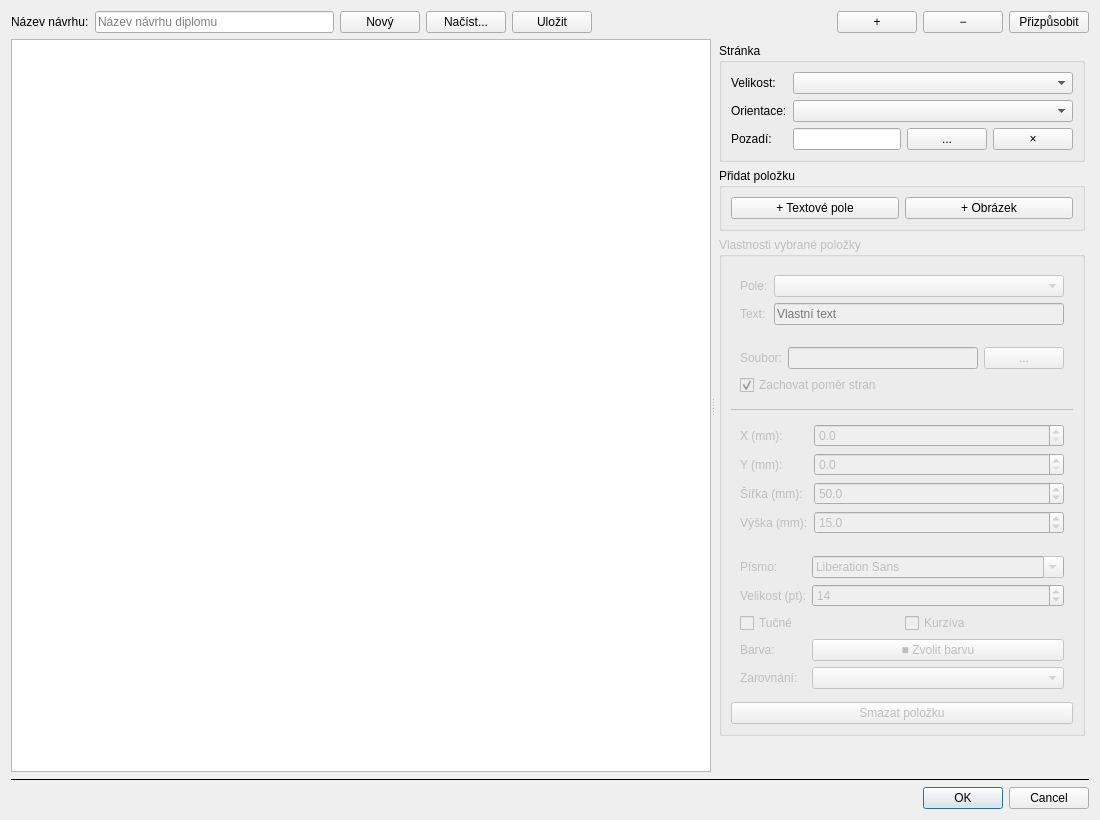
The window that quickevent/app/quickevent/src/awarddesigner/awarddesignerdialog.ui (arnost00/quickbox) describes before a commit, drawn with Qt 5.
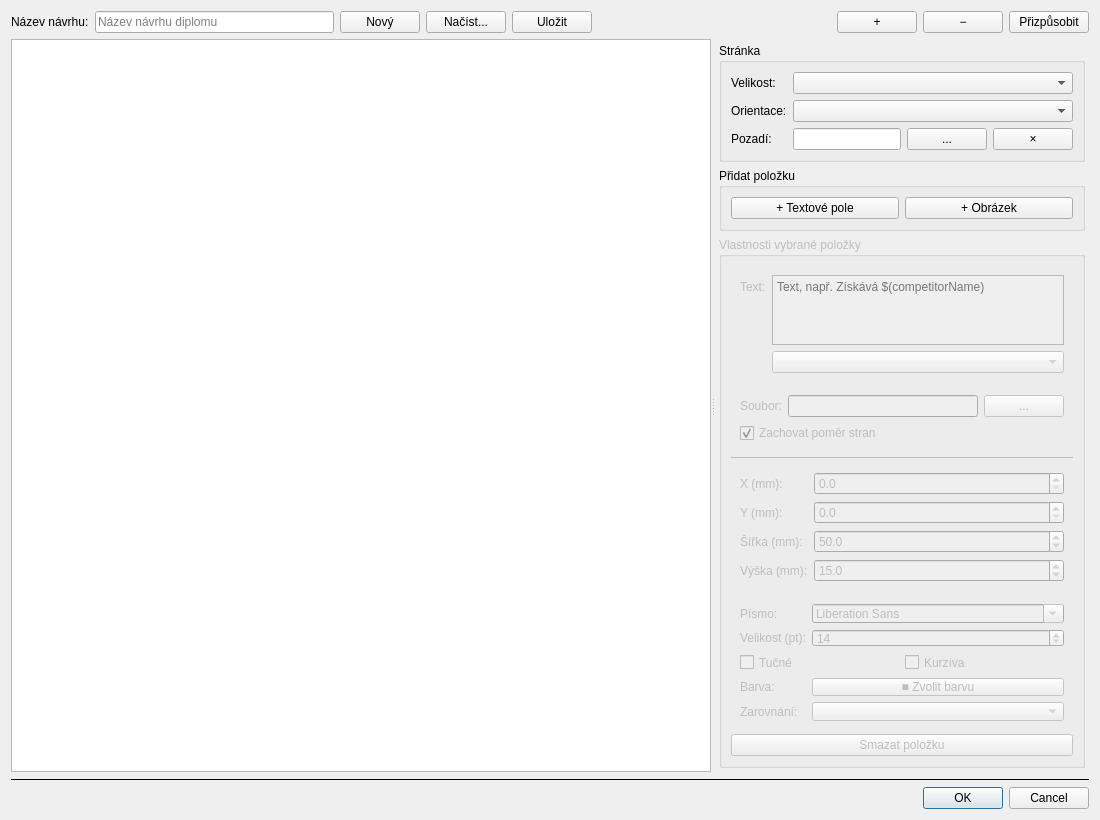
The same window after the commit.

Commit message: feat: improved designer (text with special text placeholders instead of just placeholders, purple pen inspiration) and added space grotesk font (gt planar can't be used for open-source project)

Diff of the .ui file:
```diff
--- a/quickevent/app/quickevent/src/awarddesigner/awarddesignerdialog.ui
+++ b/quickevent/app/quickevent/src/awarddesigner/awarddesignerdialog.ui
@@ -172,20 +172,16 @@
             <property name="frameShape"><enum>QFrame::NoFrame</enum></property>
             <layout class="QFormLayout">
              <item row="0" column="0">
-              <widget class="QLabel"><property name="text"><string>Pole:</string></property></widget>
+              <widget class="QLabel"><property name="text"><string>Text:</string></property></widget>
              </item>
              <item row="0" column="1">
-              <widget class="QComboBox" name="cbxItemField"/>
-             </item>
-             <item row="1" column="0">
-              <widget class="QLabel" name="lblCustomText">
-               <property name="text"><string>Text:</string></property>
+              <widget class="QPlainTextEdit" name="edText">
+               <property name="maximumSize"><size><width>16777215</width><height>70</height></size></property>
+               <property name="placeholderText"><string>Text, např. Získává $(competitorName)</string></property>
               </widget>
              </item>
              <item row="1" column="1">
-              <widget class="QLineEdit" name="edCustomText">
-               <property name="placeholderText"><string>Vlastní text</string></property>
-              </widget>
+              <widget class="QComboBox" name="cbxItemField"/>
              </item>
             </layout>
            </widget>
```
The commit also changes 13 other files.
